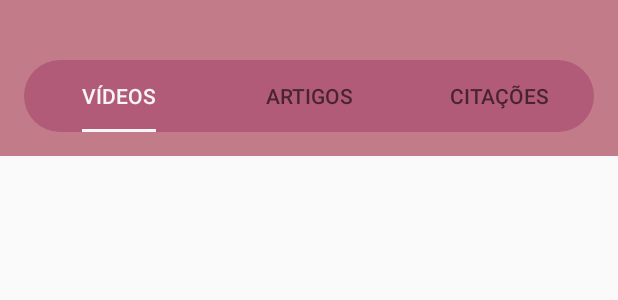
After one commit to luniderelias/lojong, an Android app: the layout insight_toolbar.xml on its own in the app's theme, with its tools: preview values and no code run, on a phone screen of 412 x 824 dp. The commit adds this screen. Shown: the top 300 px of the screen. Run offline under Robolectric (Android 15) with nearby library versions, the phone set to English and light mode, and no system bars.

Commit message:
Insight toolbar added

```diff
--- /dev/null
+++ b/app/src/main/res/drawable/round_tab_button.xml
@@ -0,0 +1,8 @@
+<selector xmlns:android="http://schemas.android.com/apk/res/android">
+    <item>
+        <shape android:shape="rectangle">
+            <solid android:color="@color/white" />
+            <corners android:radius="25dp" />
+        </shape>
+    </item>
+</selector>
--- /dev/null
+++ b/app/src/main/res/drawable/round_tabs_layout.xml
@@ -0,0 +1,8 @@
+<selector xmlns:android="http://schemas.android.com/apk/res/android">
+    <item>
+        <shape android:shape="rectangle">
+            <solid android:color="@color/colorPrimaryDark" />
+            <corners android:radius="25dp" />
+        </shape>
+    </item>
+</selector>
--- /dev/null
+++ b/app/src/main/res/drawable/tab_button_disabled.xml
@@ -0,0 +1,7 @@
+<selector xmlns:android="http://schemas.android.com/apk/res/android">
+    <item>
+        <shape android:shape="rectangle">
+            <solid android:color="@android:color/transparent" />
+        </shape>
+    </item>
+</selector>
--- /dev/null
+++ b/app/src/main/res/drawable/tint_nav_tab_item_background.xml
@@ -0,0 +1,5 @@
+<?xml version="1.0" encoding="utf-8"?>
+<selector xmlns:android="http://schemas.android.com/apk/res/android">
+    <item android:state_enabled="true" android:drawable="@drawable/round_tab_button" />
+    <item android:drawable="@drawable/tab_button_disabled"/>
+</selector>
--- /dev/null
+++ b/app/src/main/res/drawable/tint_top_tab_item_foreground.xml
@@ -0,0 +1,5 @@
+<?xml version="1.0" encoding="utf-8"?>
+<selector xmlns:android="http://schemas.android.com/apk/res/android">
+    <item android:state_checked="true" android:color="@color/colorAccent" />
+    <item android:color="@color/white"/>
+</selector>
--- a/app/src/main/res/layout/fragment_insight.xml
+++ b/app/src/main/res/layout/fragment_insight.xml
@@ -6,6 +6,13 @@
     android:layout_height="match_parent"
     android:orientation="vertical">
 
+    <include
+        android:id="@+id/insightToolbar"
+        layout="@layout/insight_toolbar"
+        app:layout_constraintEnd_toEndOf="parent"
+        app:layout_constraintStart_toStartOf="parent"
+        app:layout_constraintTop_toTopOf="parent" />
+
     <ProgressBar
         android:id="@+id/progressBar"
         android:layout_width="70dp"
@@ -13,5 +20,5 @@
         app:layout_constraintBottom_toBottomOf="parent"
         app:layout_constraintEnd_toEndOf="parent"
         app:layout_constraintStart_toStartOf="parent"
-        app:layout_constraintTop_toTopOf="parent" />
+        app:layout_constraintTop_toBottomOf="@+id/insightToolbar" />
 </androidx.constraintlayout.widget.ConstraintLayout>
--- /dev/null
+++ b/app/src/main/res/layout/insight_toolbar.xml
@@ -0,0 +1,42 @@
+<?xml version="1.0" encoding="utf-8"?>
+<androidx.appcompat.widget.Toolbar xmlns:android="http://schemas.android.com/apk/res/android"
+    xmlns:app="http://schemas.android.com/apk/res-auto"
+    android:id="@+id/toolbar"
+    android:layout_width="match_parent"
+    android:layout_height="wrap_content"
+    android:background="@color/colorAccent"
+    android:paddingTop="@dimen/statusBarHeight"
+    app:contentInsetStartWithNavigation="0dp">
+
+    <com.google.android.material.tabs.TabLayout
+        android:layout_width="match_parent"
+        android:layout_height="wrap_content"
+        android:layout_margin="@dimen/normal_margin"
+        android:background="@drawable/round_tabs_layout"
+        app:tabIndicatorFullWidth="false"
+        app:tabIndicatorColor="@color/white"
+        app:tabSelectedTextColor="@color/white">
+
+        <com.google.android.material.tabs.TabItem
+            android:id="@+id/videosTab"
+            style="@style/InsightTabBar"
+            android:layout_width="wrap_content"
+            android:layout_height="wrap_content"
+            android:text="@string/videos" />
+
+        <com.google.android.material.tabs.TabItem
+            android:id="@+id/articlesTab"
+            style="@style/InsightTabBar"
+            android:layout_width="wrap_content"
+            android:layout_height="wrap_content"
+            android:text="@string/articles" />
+
+        <com.google.android.material.tabs.TabItem
+            android:id="@+id/quotesTab"
+            style="@style/InsightTabBar"
+            android:layout_width="wrap_content"
+            android:layout_height="wrap_content"
+            android:text="@string/quotes" />
+    </com.google.android.material.tabs.TabLayout>
+
+</androidx.appcompat.widget.Toolbar>
--- a/app/src/main/res/values/colors.xml
+++ b/app/src/main/res/values/colors.xml
@@ -1,7 +1,7 @@
 <?xml version="1.0" encoding="utf-8"?>
 <resources>
     <color name="colorPrimary">#C27B88</color>
-    <color name="colorPrimaryDark">#C27B88</color>
+    <color name="colorPrimaryDark">#B25B78</color>
     <color name="colorAccent">#C27B88</color>
     <color name="fundamentals_background_color">#9bda5e</color>
     <color name="fundamentals_toolbar_color">#77CA88</color>
--- a/app/src/main/res/values/dimens.xml
+++ b/app/src/main/res/values/dimens.xml
@@ -4,5 +4,7 @@
     <dimen name="app_font_size">14sp</dimen>
     <dimen name="toolbar_icon_size">24dp</dimen>
     <dimen name="font_title_size">18sp</dimen>
+    <dimen name="font_tab_title_size">16sp</dimen>
     <dimen name="statusBarHeight">24dp</dimen>
+    <dimen name="small_padding">12dp</dimen>
 </resources>
--- a/app/src/main/res/values/strings.xml
+++ b/app/src/main/res/values/strings.xml
@@ -3,4 +3,7 @@
     <string name="day">Dia %d</string>
     <string name="insight">Insight</string>
     <string name="fundamentals">Fundamentos</string>
+    <string name="videos">Vídeos</string>
+    <string name="articles">Artigos</string>
+    <string name="quotes">Citações</string>
 </resources>
--- a/app/src/main/res/values/styles.xml
+++ b/app/src/main/res/values/styles.xml
@@ -31,4 +31,20 @@
         <item name="android:lines">1</item>
     </style>
 
+    <style name="InsightTabBar">
+        <item name="android:fontFamily">@font/asap_bold</item>
+        <item name="android:paddingTop">@dimen/small_padding</item>
+        <item name="android:paddingBottom">@dimen/small_padding</item>
+        <item name="android:paddingStart">@dimen/normal_margin</item>
+        <item name="android:paddingEnd">@dimen/normal_margin</item>
+        <item name="android:textColor">@drawable/tint_top_tab_item_foreground</item>
+        <item name="android:background">@drawable/tint_nav_tab_item_background</item>
+        <item name="android:textSize">@dimen/font_title_size</item>
+        <item name="android:layout_width">0dp</item>
+        <item name="android:layout_height">wrap_content</item>
+        <item name="android:textAllCaps">true</item>
+        <item name="android:ellipsize">end</item>
+        <item name="android:lines">1</item>
+    </style>
+
 </resources>
```
